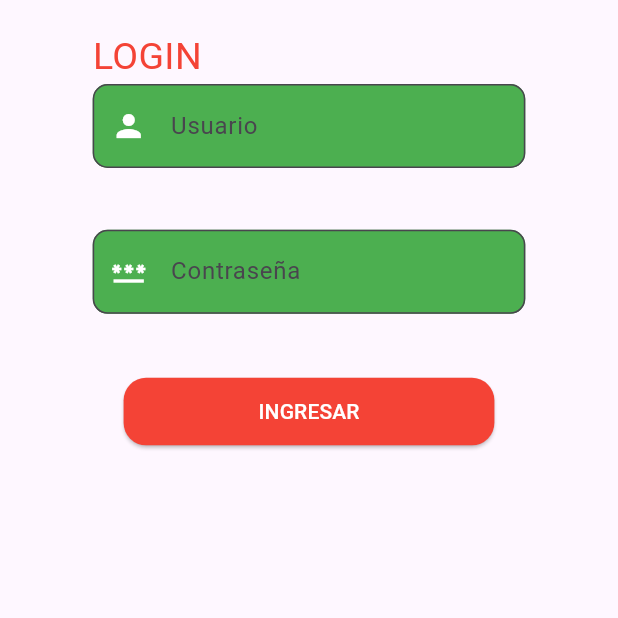
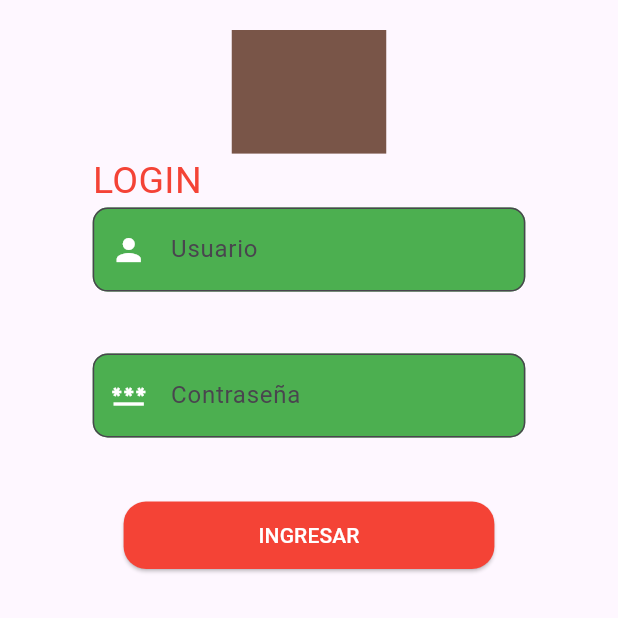
Before and after one commit to LorisBrignatz/primera, a Flutter app: the screen it shows after launch, on a phone screen of 412 x 824 dp, the top half of it. Run offline on Flutter 3.47's test engine with Material 3 defaults, Android fonts, the phone set to English and light mode, and no system bars.

Commit message:
Inkwell Login

```diff
--- a/lib/login.dart
+++ b/lib/login.dart
@@ -25,6 +25,18 @@ class _LoginState extends State<Login> {
               padding: EdgeInsets.only(left: size.width * 0.15, top: 20, right: size.width * 0.15, bottom: 20),
               child: Column(
                 children: [
+                  InkWell(
+                    onTap: () {
+                      setState(() {
+                        print('SE DIO CLIC AL CONTENEDOR');
+                      });
+                    },
+                    child: Container(
+                      color: Colors.brown,
+                      width: size.width * 0.25,
+                      height: size.height * 0.1,
+                    ),
+                  ),
                   const Row(
                     mainAxisAlignment: MainAxisAlignment.spaceBetween,
                     children: [
```
